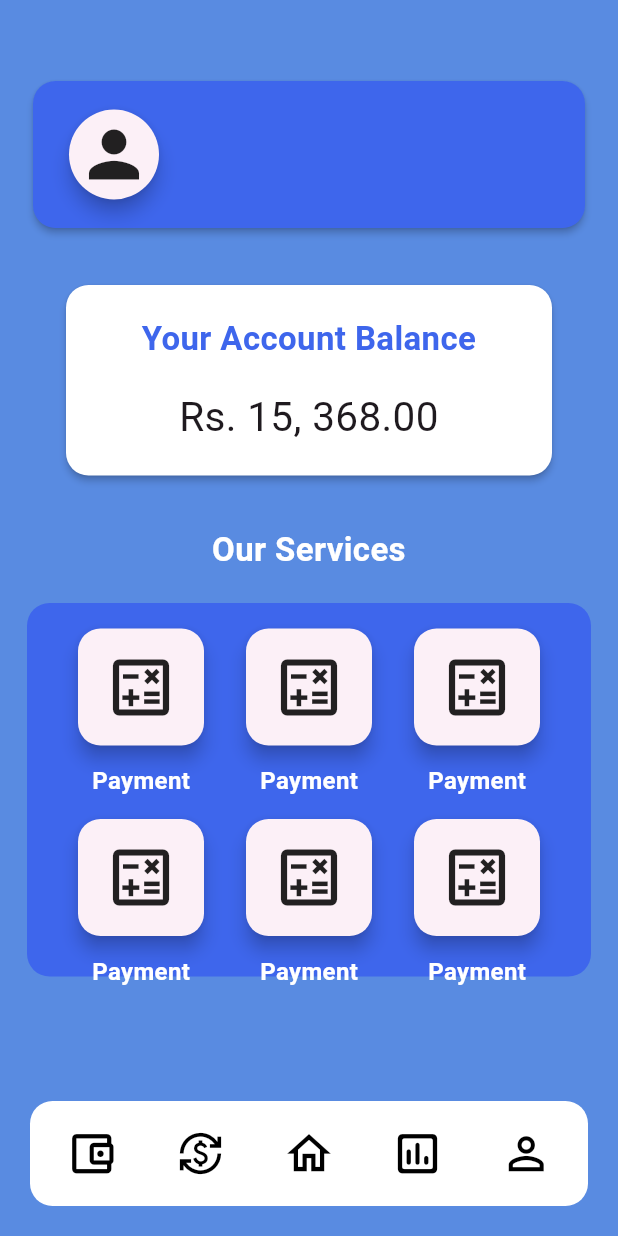
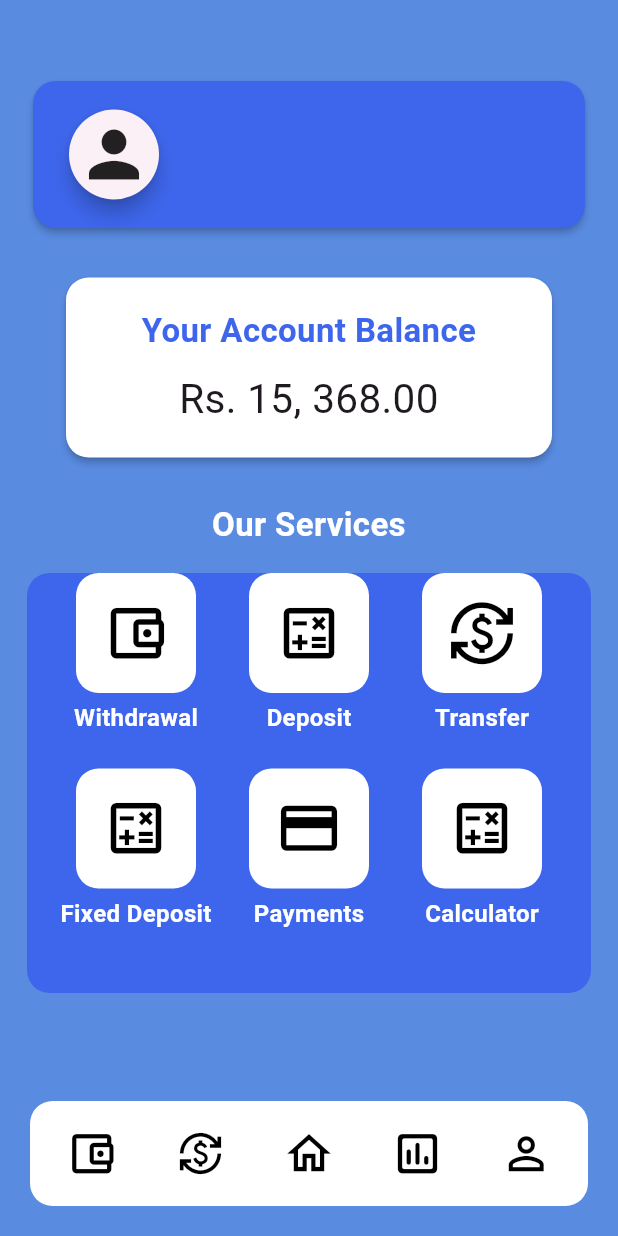
Before and after one commit to Teshan2000/Mobile-Banking-App, a Flutter app: the Home screen opened directly, on a phone screen of 412 x 824 dp. Run offline on Flutter 3.47's test engine with Material 3 defaults, Android fonts, the light colour scheme and no system bars; our stand-ins replace shared_preferences; accounts and stored records are empty.

Commit message:
Home Updated
Home page was updated with new designs.

```diff
--- a/banking_app/lib/screens/home.dart
+++ b/banking_app/lib/screens/home.dart
@@ -1,3 +1,4 @@
+import 'package:banking_app/screens/payment.dart';
 import 'package:flutter/material.dart';
 import 'package:flutter/widgets.dart';
 import 'package:shared_preferences/shared_preferences.dart';
@@ -13,6 +14,35 @@ class _HomeState extends State<Home> {
   SharedPreferences? preferences;
   bool isLoading = false;
   bool _isDisposed = false;
+
+  List<Map<String, dynamic>> services = [
+    {
+      "color": Colors.white,
+      "icon": Icons.account_balance_wallet_outlined,
+      "name": "Withdrawal"
+    },
+    {
+      "color": Colors.white,
+      "icon": Icons.calculate_outlined,
+      "name": "Deposit"
+    },
+    {
+      "color": Colors.white,
+      "icon": Icons.currency_exchange,
+      "name": "Transfer"
+    },
+    {
+      "color": Colors.white,
+      "icon": Icons.calculate_outlined,
+      "name": "Fixed Deposit"
+    },
+    {"color": Colors.white, "icon": Icons.payment, "name": "Payments"},
+    {
+      "color": Colors.white,
+      "icon": Icons.calculate_outlined,
+      "name": "Calculator"
+    },
+  ];
 
   @override
   void initState() {
@@ -83,7 +113,7 @@ class _HomeState extends State<Home> {
                         ],
                       ),
                       const SizedBox(
-                        width: 35,
+                        width: 25,
                       ),
                       Column(
                         mainAxisAlignment: MainAxisAlignment.end,
@@ -115,7 +145,7 @@ class _HomeState extends State<Home> {
               ),
             ),
             const SizedBox(
-              height: 30,
+              height: 25,
             ),
             Padding(
               padding: const EdgeInsets.symmetric(horizontal: 22),
@@ -139,7 +169,7 @@ class _HomeState extends State<Home> {
                               color: Color.fromRGBO(62, 102, 236, 1)),
                         ),
                         SizedBox(
-                          height: 17,
+                          height: 10,
                         ),
                         Text(
                           'Rs. 15, 368.00',
@@ -155,7 +185,7 @@ class _HomeState extends State<Home> {
               ),
             ),
             const SizedBox(
-              height: 30,
+              height: 25,
             ),
             const Text(
               'Our Services',
@@ -166,10 +196,11 @@ class _HomeState extends State<Home> {
                   fontWeight: FontWeight.bold),
             ),
             const SizedBox(
-              height: 20,
+              height: 17,
             ),
             Container(
-              padding: const EdgeInsets.symmetric(horizontal: 20, vertical: 5),
+              height: 280,
+              padding: const EdgeInsets.symmetric(horizontal: 15, vertical: 0),
               decoration: const ShapeDecoration(
                   color: Color.fromRGBO(62, 102, 236, 1),
                   shape: RoundedRectangleBorder(
@@ -181,7 +212,7 @@ class _HomeState extends State<Home> {
                 scrollDirection: Axis.vertical,
                 crossAxisSpacing: 0,
                 mainAxisSpacing: 15,
-                children: List.generate(6, (index) {
+                children: List.generate(services.length, (index) {
                   return GestureDetector(
                     child: GestureDetector(
                       child: Column(
@@ -189,40 +220,37 @@ class _HomeState extends State<Home> {
                           Padding(
                             padding: const EdgeInsets.symmetric(horizontal: 2),
                             child: Column(
-                              mainAxisSize: MainAxisSize.max,
                               children: [
                                 Padding(
                                   padding: const EdgeInsets.symmetric(
-                                      horizontal: 8, vertical: 8),
-                                  child: Card(
-                                    elevation: 5,
-                                    // width: 70,
-                                    // height: 70,
+                                      horizontal: 8, vertical: 0),
+                                  child: Container(
+                                    height: 80,
+                                    width: 80,
+                                    decoration: ShapeDecoration(
+                                      color: Colors.white,
                                       shape: RoundedRectangleBorder(
                                         borderRadius: BorderRadius.circular(15),
                                       ),
-                                    // decoration: ShapeDecoration(
-                                    //   color: const Color.fromARGB(
-                                    //       255, 255, 255, 255),
-                                    //   shape: RoundedRectangleBorder(
-                                    //     borderRadius:
-                                    //         BorderRadius.circular(20),
-                                    //   ),
-                                    // ),
-                                    child: const Padding(
-                                      padding: EdgeInsets.symmetric(
-                                          horizontal: 13, vertical: 14),
+                                    ),
+                                    child: Padding(
+                                      padding: const EdgeInsets.symmetric(),
                                       child: Center(
                                         child: Icon(
-                                        Icons.calculate_outlined,
-                                        size: 50,
-                                      )),
+                                          services[index]['icon'],
+                                          color: Colors.black,
+                                          size: 45,
                                         ),
                                       ),
                                     ),
-                                const Text(
-                                  'Payment',
-                                  style: TextStyle(
+                                  ),
+                                ),
+                                const SizedBox(
+                                  height: 5,
+                                ),
+                                Text(
+                                  services[index]['name'],
+                                  style: const TextStyle(
                                       fontSize: 16,
                                       color: Colors.white,
                                       fontWeight: FontWeight.bold),
@@ -259,7 +287,10 @@ class _HomeState extends State<Home> {
             children: [
               Expanded(
                 child: InkWell(
-                  onTap: () {},
+                  onTap: () {
+                    Navigator.of(context).pushReplacement(
+                        MaterialPageRoute(builder: (context) => Payments()));
+                  },
                   child: Container(
                     alignment: Alignment.center,
                     decoration: BoxDecoration(
```
Lines whose indentation alone changed are shown as unchanged.
